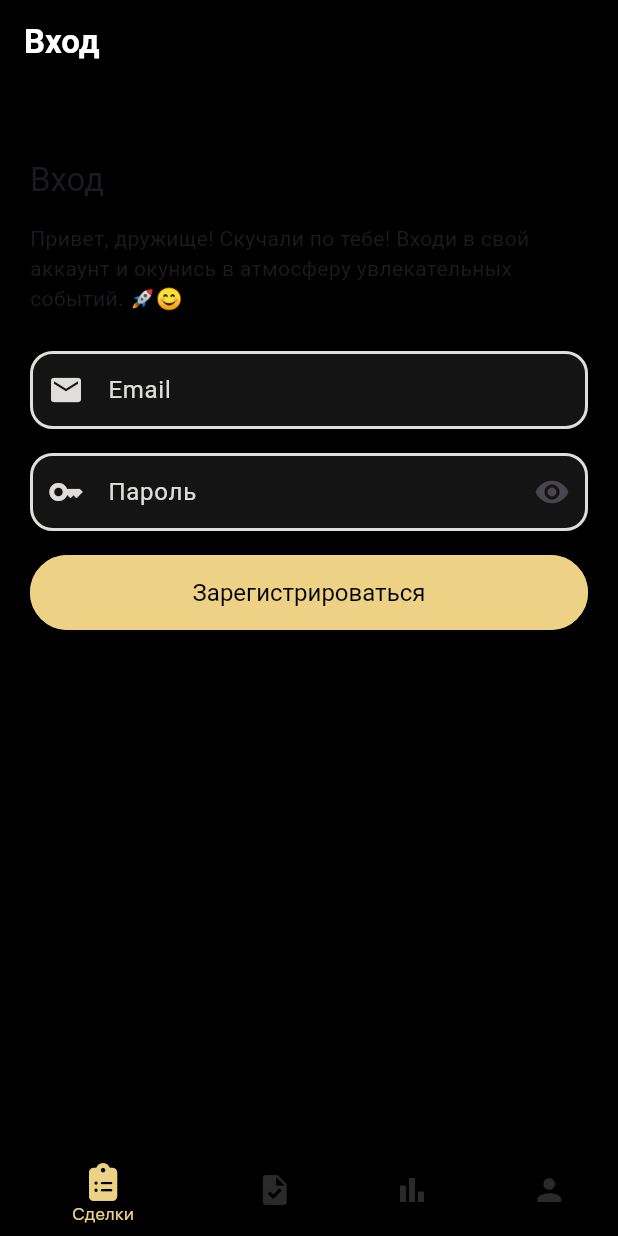
After one commit to McAr0v/ip_planner_flutter, a Flutter app: the screen it shows after launch, after a tap on "Зарегистрироваться", on a phone screen of 412 x 824 dp. The commit adds this screen. Run offline on Flutter 3.47's test engine with Material 3 defaults, Android fonts, the phone set to English and light mode, and no system bars; our stand-ins replace firebase_auth, firebase_core, font_awesome_flutter; accounts and stored records are empty; network calls fail; Roboto replaces fonts that are missing (SfProDisplay).

Commit message:
Получилась регистрация

```diff
--- a/lib/main.dart
+++ b/lib/main.dart
@@ -1,12 +1,25 @@
+import 'package:firebase_auth/firebase_auth.dart';
+import 'package:firebase_core/firebase_core.dart';
 import 'package:flutter/material.dart';
 import 'package:ip_planner_flutter/design/dark_theme.dart';
 import 'package:ip_planner_flutter/navigation/custom_navigation.dart';
 
 import 'design/app_colors.dart';
+import 'firebase_options.dart';
 
 void main() async{
 
   WidgetsFlutterBinding.ensureInitialized();
+
+  await Firebase.initializeApp(
+    options: DefaultFirebaseOptions.currentPlatform,
+  );
+
+  final FirebaseAuth auth = FirebaseAuth.instance;
+  if (auth.currentUser != null)
+  {
+    //await local_user.UserCustom.readUserDataAndWriteCurrentUser(auth.currentUser!.uid);
+  }
 
   // Посмотреть в движе - это слушатель изменений при входе выходе пользователя
   /*runApp(
--- a/lib/navigation/custom_navigation.dart
+++ b/lib/navigation/custom_navigation.dart
@@ -1,5 +1,6 @@
 import 'package:flutter/material.dart';
 import 'package:ip_planner_flutter/navigation/bottom_bar_design.dart';
+import 'package:ip_planner_flutter/screens/login_screen.dart';
 import 'package:ip_planner_flutter/screens/order_screen.dart';
 import 'package:ip_planner_flutter/screens/profile_screen.dart';
 import 'package:ip_planner_flutter/screens/stat_screen.dart';
@@ -45,7 +46,8 @@ class CustomNavContainerState extends State<CustomNavContainer>
         controller: _tabController,
         children: const [
 
-          OrderScreen(),
+          //OrderScreen(),
+          LoginScreen(),
           TaskScreen(),
           StatScreen(),
           ProfileScreen(),
--- /dev/null
+++ b/lib/screens/login_screen.dart
@@ -0,0 +1,214 @@
+import 'package:flutter/cupertino.dart';
+import 'package:flutter/material.dart';
+
+import '../user/user_custom.dart';
+
+class LoginScreen extends StatefulWidget {
+  const LoginScreen({super.key});
+
+
+  @override
+  LoginScreenState createState() => LoginScreenState();
+
+}
+
+// ----- ЭКРАН ВХОДА ------
+
+class LoginScreenState extends State<LoginScreen> {
+
+  // Инициализируем класс с функциями для входа
+  //final AuthWithEmail authWithEmail = AuthWithEmail();
+
+  // Контроллеры полей ввода
+  final TextEditingController emailController = TextEditingController();
+  final TextEditingController passwordController = TextEditingController();
+
+  // Функция перехода в профиль
+  void navigateToProfile() {
+    Navigator.pushNamedAndRemoveUntil(
+      context,
+      '/Profile', // Название маршрута, которое вы задаете в MaterialApp
+          (route) => false,
+    );
+  }
+
+  // Функция показа всплывающего меню
+  /*void showSnackBar(String message, Color color, int showTime) {
+    final snackBar = customSnackBar(message: message, backgroundColor: color, showTime: showTime);
+    ScaffoldMessenger.of(context).showSnackBar(snackBar);
+  }*/
+
+  // Переменные отображения "забыли пароль" и "Может нужна регистрация?"
+
+  bool showForgotPasswordButton = false;
+  bool showRegButton = false;
+
+  bool loading = false;
+
+  // Функция обновления состояния "Забыли пароль?"
+  void updateForgotPasswordButton(bool newValue) {
+    setState(() {
+      showForgotPasswordButton = newValue;
+    });
+  }
+
+  // Функция обновления состояния "Может нужна регистрация?"
+  void updateShowRegButton(bool newValue) {
+    setState(() {
+      showRegButton = newValue;
+    });
+  }
+
+  // Переменная - показать / скрыть пароль
+  bool _isObscured = true;
+
+  // Функция для смены состояния переменной показывающей / скрывающей пароль
+  void _togglePasswordVisibility() {
+    setState(() {
+      _isObscured = !_isObscured;
+    });
+  }
+
+  @override
+  Widget build(BuildContext context) {
+    return Scaffold(
+        appBar: AppBar(
+          title: const Text('Вход'),
+        ),
+        body: Stack (
+          children: [
+            if (loading) const Center(
+              child: CircularProgressIndicator(),
+            )
+
+            else SingleChildScrollView(
+              padding: const EdgeInsets.fromLTRB(20, 50, 20, 50),
+              child: Column(
+                crossAxisAlignment: CrossAxisAlignment.start,
+                mainAxisAlignment: MainAxisAlignment.center,
+                children: [
+
+                  // --- ЗАГОЛОВОК И ПОДПИСЬ
+
+                  Text('Вход', style: Theme.of(context).textTheme.titleLarge,),
+                  const SizedBox(height: 15.0),
+                  Text('Привет, дружище! Скучали по тебе! Входи в свой аккаунт и окунись в атмосферу увлекательных событий. 🚀😊', style: Theme.of(context).textTheme.bodyMedium,),
+                  const SizedBox(height: 25.0),
+
+                  // --- ПОЛЕ EMAIL -----
+
+                  TextField(
+                    style: Theme.of(context).textTheme.bodyMedium,
+                    controller: emailController,
+                    decoration: const InputDecoration(
+                      labelText: 'Email',
+                      prefixIcon: Icon(Icons.email),
+                    ),
+                  ),
+                  const SizedBox(height: 16.0),
+
+                  // ---- ПОЛЕ ПАРОЛЬ -----
+
+                  TextField(
+                    style: Theme.of(context).textTheme.bodyMedium,
+                    controller: passwordController,
+                    decoration: InputDecoration(
+                        prefixIcon: const Icon(Icons.key),
+                        labelText: 'Пароль',
+                        suffixIcon: IconButton(
+                          icon: Icon(
+                            _isObscured ? Icons.visibility : Icons.visibility_off,
+                          ),
+                          onPressed: _togglePasswordVisibility,
+                        )
+                    ),
+                    // Отобразить / скрыть пароль
+                    obscureText: _isObscured,
+                  ),
+                  const SizedBox(height: 16.0),
+
+                  // --- КНОПКА ВОЙТИ -----
+
+                  TextButton(
+                      onPressed: () async {
+
+                        setState(() {
+                          loading = true;
+                        });
+
+                        // Запоминаем значение введенных данных
+                        String email = emailController.text;
+                        String password = passwordController.text;
+
+                        // Выполняем функцию входа
+                        //String? uid = await authWithEmail.signInWithEmailAndPassword(email, password, context);
+
+                        String? uid = await UserCustom.createUserWithEmailAndPassword(email, password);
+
+                        if (uid != null) {
+
+                          // ОБРАБОТКА ОШИБОК
+                          // TODO Сделать функцию, которая возвращает текст для снакбара от кода ошибки
+                          if (uid == 'wrong-password') {
+                            setState(() {
+                              loading = false;
+                            });
+                            updateShowRegButton(false);
+                            updateForgotPasswordButton(true);
+                            //showSnackBar('Упс! Пароль не верен( Давай попробуем еще раз – мы верим в твою память! 🔐🔄', AppColors.attentionRed, 5);
+                          } else if (uid == 'user-not-found') {
+                            setState(() {
+                              loading = false;
+                            });
+                            updateShowRegButton(true);
+                            updateForgotPasswordButton(false);
+                            //showSnackBar('Упс! Похоже, такой Email не зарегистрирован. Может, опечатка? Попробуй еще раз или зарегистрируйcя! 📧🤔', AppColors.attentionRed, 5);
+                          } else if (uid == 'too-many-requests') {
+                            setState(() {
+                              loading = false;
+                            });
+                            updateShowRegButton(false);
+                            updateForgotPasswordButton(false);
+                            //showSnackBar('Ой! Слишком много попыток. В целях безопасности мы заблокировали вход с твоего устройства. Попробуй позже! 🔒⏳', AppColors.attentionRed, 5);
+                          } else if (uid == 'channel-error') {
+                            setState(() {
+                              loading = false;
+                            });
+                            updateShowRegButton(false);
+                            updateForgotPasswordButton(false);
+                            //showSnackBar('Что-то пропущено! Давайте вместе заполним недостающие поля, чтобы вы могли продолжить веселье.', AppColors.attentionRed, 5);
+                          } else if (uid == 'invalid-email') {
+                            setState(() {
+                              loading = false;
+                            });
+                            updateShowRegButton(false);
+                            updateForgotPasswordButton(false);
+                            //showSnackBar('Ой, что-то с форматом Email пошло не так. Удостоверься, что вводишь его правильно, и давай еще раз! 📭🔄', AppColors.attentionRed, 5);
+                          } else {
+                            setState(() {
+                              loading = false;
+                            });
+                            //showSnackBar('Пингвин вошел в холл. Повторяю, пингвин вошел в холл! Ваш вход успешен, герой. Приготовьтесь к веселью! 🐧🌟', Colors.green, 2);
+                            navigateToProfile();
+                          }
+
+                        } else {
+
+                          setState(() {
+                            loading = false;
+                          });
+
+                          //showSnackBar('Ой-ой! Технические шалости, наверное. Попробуй позже, мы над этим работаем!', AppColors.attentionRed, 2);
+
+                        }
+                      },
+                      child: Text('Зарегистрироваться')
+                  ),
+                ],
+              ),
+            ),
+          ],
+        )
+    );
+  }
+}
--- /dev/null
+++ b/lib/user/user_custom.dart
@@ -0,0 +1,147 @@
+import 'package:firebase_auth/firebase_auth.dart';
+import 'package:flutter/cupertino.dart';
+
+class UserCustom {
+  String uid;
+  String email;
+  String name;
+  String lastname;
+  String phone;
+  String gender;
+  String avatar;
+
+  // Статическая переменная для хранения текущего пользователя
+  static UserCustom? currentUser;
+
+  // --- ИНИЦИАЛИЗИРУЕМ БАЗУ ДАННЫХ -----
+  //final DatabaseReference databaseReference = FirebaseDatabase.instance.ref();
+
+  UserCustom({
+    required this.uid,
+    required this.email,
+    required this.name,
+    required this.lastname,
+    required this.phone,
+    required this.gender,
+    required this.avatar,
+  });
+
+  factory UserCustom.empty(String uid, String email) {
+    return UserCustom(
+        uid: uid,
+        email: email,
+        name: '',
+        lastname: '',
+        phone: '',
+        gender: '',
+        avatar: 'https://firebasestorage.googleapis.com/v0/b/dvij-flutter.appspot.com/o/avatars%2Fdvij_unknow_user.jpg?alt=media&token=b63ea5ef-7bdf-49e9-a3ef-1d34d676b6a7',
+    );
+  }
+
+  static Future<String?> createUserWithEmailAndPassword(String emailAddress, String password) async {
+    try {
+      final credential = await FirebaseAuth.instance.createUserWithEmailAndPassword(
+        email: emailAddress,
+        password: password,
+      );
+
+      // Пользователь успешно создан
+      User? user = credential.user;
+
+      // Отправляем письмо с подтверждением
+      await user?.sendEmailVerification();
+
+      // Возвращаем UID
+      return user?.uid;
+
+    } on FirebaseAuthException catch (e) {
+      // --- Если ошибки, возвращаем коды ошибок ---
+      if (e.code == 'weak-password') {
+        return e.code;
+      } else if (e.code == 'email-already-in-use') {
+        return e.code;
+      } else if (e.code == 'channel-error') {
+        return e.code;
+      } else if (e.code == 'invalid-email') {
+        return e.code;
+      } else {
+        print(e.code);
+        return null;
+      }
+
+    } catch (e) {
+      print(e);
+      // В случае исключения возвращаем null
+      return null;
+    }
+  }
+
+  static Future<String> signOut() async {
+    try {
+      await FirebaseAuth.instance.signOut();
+      currentUser = null; // Обнуляем текущего пользователя при выходе
+
+      return 'ok';
+    } catch (e) {
+      return e.toString();
+    }
+  }
+
+  static Future<String?> signInWithEmailAndPassword(
+      String emailAddress,
+      String password,
+      BuildContext context
+      ) async {
+    try {
+      final credential = await FirebaseAuth.instance.signInWithEmailAndPassword(
+        email: emailAddress,
+        password: password,
+      );
+
+      // Если пользователь успешно вошел, обновляем текущего пользователя
+      //currentUser = await readUserDataAndWriteCurrentUser(credential.user!.uid);
+
+      // и возвращаем uid
+      return credential.user?.uid;
+
+    } on FirebaseAuthException catch (e) {
+
+      // Если ошибки, возвращаем коды ошибок
+
+      //print('Ошибка - Firebase Auth Error: ${e.code} - ${e.message}');
+
+      if (e.code == 'wrong-password') {
+
+        return e.code;
+
+      } else if (e.code == 'user-not-found') {
+
+        return e.code;
+
+      } else if (e.code == 'too-many-requests') {
+
+        return e.code;
+
+      } else if (e.code == 'channel-error') {
+
+        return e.code;
+
+      } else if (e.code == 'invalid-email') {
+
+        return e.code;
+
+      } else {
+
+        print(e.code);
+
+        return null;
+
+      }
+
+    } catch (e) {
+      print(e);
+      return null;
+    }
+  }
+
+}
```
Also changed, not shown: pubspec.yaml (+15 -2 lines), lib/firebase_options.dart (added), pubspec.lock, 22 other files.
